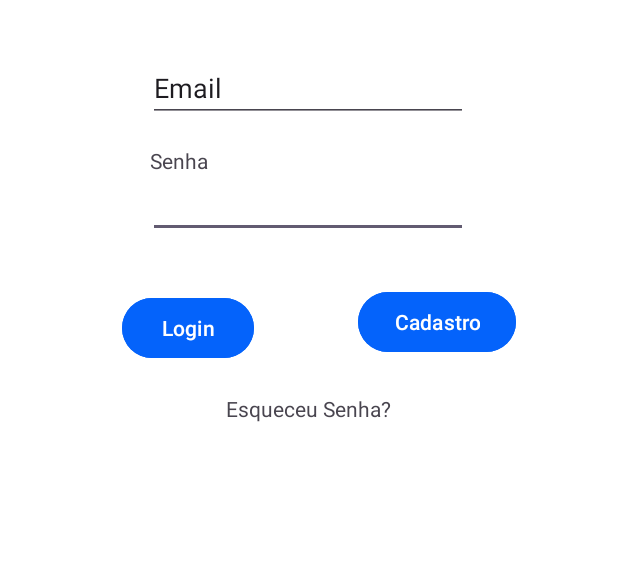
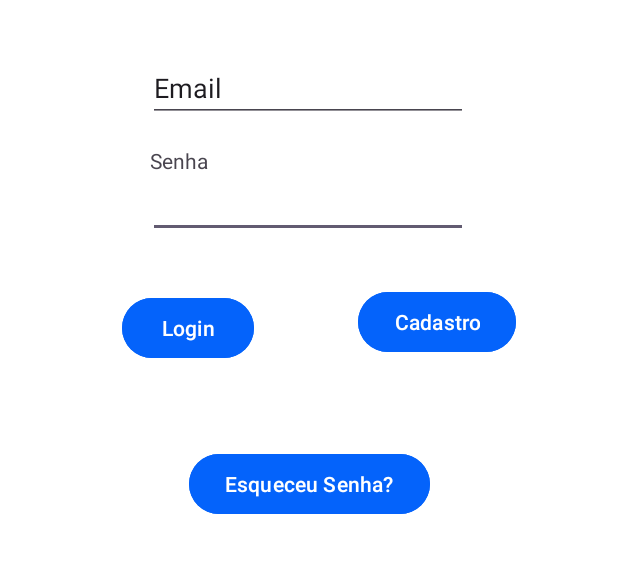
Before and after one commit to renan-b-eth/projetoOdontoMobile, an Android app: the screen it shows after launch (Tela2), after a tap on "Login", on a phone screen of 412 x 824 dp, the part 509-1082 px from its top. Run offline under Robolectric (Android 15) with nearby library versions, the phone set to English and light mode, and no system bars.

Commit message:
Diagrama de classe e esqueceu senha feito

```diff
--- a/Projeto/app/src/main/java/com/example/projetoodonto/Tela2.kt
+++ b/Projeto/app/src/main/java/com/example/projetoodonto/Tela2.kt
@@ -5,12 +5,13 @@ import android.os.Bundle
 import android.util.Log
 import android.widget.Button
 import android.widget.EditText
+import android.widget.TextView
 import androidx.activity.enableEdgeToEdge
 import androidx.appcompat.app.AppCompatActivity
 import androidx.core.view.ViewCompat
 import androidx.core.view.WindowInsetsCompat
 
-class Tela2 : AppCompatActivity() {
+class Tela2 : AppCompatActivity(){
     private lateinit var email2:EditText
     private lateinit var senha2:EditText
     override fun onCreate(savedInstanceState: Bundle?) {
@@ -25,6 +26,7 @@ class Tela2 : AppCompatActivity() {
             insets
 
         }
+
             email2 = findViewById(R.id.edtEmail)
             senha2 = findViewById(R.id.edtSenha)
 
@@ -40,6 +42,19 @@ class Tela2 : AppCompatActivity() {
                 startActivity(intent)
             }
 
+
+
+
+            /*fun chamarFuncaoDeA(esqueceuSenha: EsqueceuSenha){
+                esqueceuSenha.trocarSenha()
+            }*/
+
+            val textEsqueceu = findViewById<Button>(R.id.btnEsqueceuSenha)
+            textEsqueceu.setOnClickListener{
+                val intent2 = Intent(this, EsqueceuSenha::class.java)
+                startActivity(intent2)
+            }
+
         }
     }
 }
--- a/Projeto/app/src/main/res/layout/activity_esqueceu_senha.xml
+++ b/Projeto/app/src/main/res/layout/activity_esqueceu_senha.xml
@@ -43,7 +43,7 @@
         app:layout_constraintTop_toBottomOf="@+id/textView3" />
 
     <EditText
-        android:id="@+id/editTextText2"
+        android:id="@+id/editEsqueceuSenha"
         android:layout_width="wrap_content"
         android:layout_height="wrap_content"
         android:layout_marginTop="36dp"
@@ -65,7 +65,7 @@
         app:layout_constraintEnd_toEndOf="parent"
         app:layout_constraintHorizontal_bias="0.498"
         app:layout_constraintStart_toStartOf="parent"
-        app:layout_constraintTop_toBottomOf="@+id/editTextText2" />
+        app:layout_constraintTop_toBottomOf="@+id/editEsqueceuSenha" />
 
     <TextView
         android:id="@+id/textView7"
--- a/Projeto/app/src/main/res/layout/activity_tela2.xml
+++ b/Projeto/app/src/main/res/layout/activity_tela2.xml
@@ -78,14 +78,14 @@
         app:layout_constraintStart_toEndOf="@+id/btnLogar"
         app:layout_constraintTop_toBottomOf="@+id/edtSenha" />
 
-    <TextView
-        android:id="@+id/textView5"
+    <Button
+        android:id="@+id/btnEsqueceuSenha"
         android:layout_width="wrap_content"
         android:layout_height="wrap_content"
-        android:layout_marginTop="20dp"
-        android:text="@string/EsqueceuSenha"
+        android:layout_marginTop="56dp"
+        android:backgroundTint="#0463FB"
+        android:text="Esqueceu Senha?"
         app:layout_constraintEnd_toEndOf="parent"
-        app:layout_constraintHorizontal_bias="0.498"
         app:layout_constraintStart_toStartOf="parent"
         app:layout_constraintTop_toBottomOf="@+id/btnLogar" />
 
```
Also changed, not shown: Projeto/app/src/main/java/com/example/projetoodonto/EsqueceuSenha.kt (+28 -0 lines), 3 other files.
